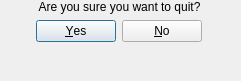
First picture: the form in exitconfirmationdialog.ui, repository rochford/cutefootball, before the edit.
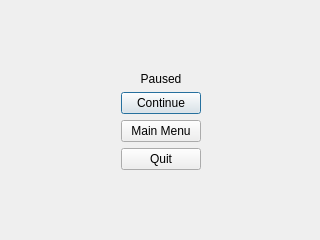
Second picture: the form after the edit.

Patch:
```diff
--- a/exitconfirmationdialog.ui
+++ b/exitconfirmationdialog.ui
@@ -6,8 +6,8 @@
    <rect>
     <x>0</x>
     <y>0</y>
-    <width>241</width>
-    <height>81</height>
+    <width>320</width>
+    <height>240</height>
    </rect>
   </property>
   <property name="windowTitle">
@@ -18,77 +18,97 @@
     <rect>
      <x>0</x>
      <y>0</y>
-     <width>239</width>
-     <height>80</height>
+     <width>321</width>
+     <height>241</height>
     </rect>
    </property>
-   <layout class="QVBoxLayout" name="verticalLayout">
-    <item>
+   <layout class="QGridLayout" name="gridLayout">
+    <item row="2" column="1">
+     <widget class="QPushButton" name="continueBtn">
+      <property name="text">
+       <string>Continue</string>
+      </property>
+     </widget>
+    </item>
+    <item row="3" column="1">
+     <widget class="QPushButton" name="mainMenuBtn">
+      <property name="text">
+       <string>Main Menu</string>
+      </property>
+     </widget>
+    </item>
+    <item row="4" column="1">
+     <widget class="QPushButton" name="exitBtn">
+      <property name="text">
+       <string>Quit</string>
+      </property>
+     </widget>
+    </item>
+    <item row="3" column="0">
+     <spacer name="horizontalSpacer_2">
+      <property name="orientation">
+       <enum>Qt::Horizontal</enum>
+      </property>
+      <property name="sizeHint" stdset="0">
+       <size>
+        <width>40</width>
+        <height>20</height>
+       </size>
+      </property>
+     </spacer>
+    </item>
+    <item row="3" column="2">
+     <spacer name="horizontalSpacer_3">
+      <property name="orientation">
+       <enum>Qt::Horizontal</enum>
+      </property>
+      <property name="sizeHint" stdset="0">
+       <size>
+        <width>40</width>
+        <height>20</height>
+       </size>
+      </property>
+     </spacer>
+    </item>
+    <item row="5" column="1">
+     <spacer name="verticalSpacer">
+      <property name="orientation">
+       <enum>Qt::Vertical</enum>
+      </property>
+      <property name="sizeHint" stdset="0">
+       <size>
+        <width>20</width>
+        <height>40</height>
+       </size>
+      </property>
+     </spacer>
+    </item>
+    <item row="0" column="1">
+     <spacer name="verticalSpacer_2">
+      <property name="orientation">
+       <enum>Qt::Vertical</enum>
+      </property>
+      <property name="sizeHint" stdset="0">
+       <size>
+        <width>20</width>
+        <height>40</height>
+       </size>
+      </property>
+     </spacer>
+    </item>
+    <item row="1" column="1">
      <widget class="QLabel" name="label">
       <property name="text">
-       <string>Are you sure you want to quit?</string>
+       <string>Paused</string>
       </property>
       <property name="alignment">
        <set>Qt::AlignCenter</set>
       </property>
+      <property name="wordWrap">
+       <bool>true</bool>
+      </property>
      </widget>
     </item>
-    <item>
-     <layout class="QHBoxLayout" name="horizontalLayout">
-      <item>
-       <spacer name="horizontalSpacer_2">
-        <property name="orientation">
-         <enum>Qt::Horizontal</enum>
-        </property>
-        <property name="sizeHint" stdset="0">
-         <size>
-          <width>40</width>
-          <height>20</height>
-         </size>
-        </property>
-       </spacer>
-      </item>
-      <item>
-       <widget class="QDialogButtonBox" name="buttonBox">
-        <property name="layoutDirection">
-         <enum>Qt::LeftToRight</enum>
-        </property>
-        <property name="orientation">
-         <enum>Qt::Horizontal</enum>
-        </property>
-        <property name="standardButtons">
-         <set>QDialogButtonBox::No|QDialogButtonBox::Yes</set>
-        </property>
-       </widget>
-      </item>
-      <item>
-       <spacer name="horizontalSpacer">
-        <property name="orientation">
-         <enum>Qt::Horizontal</enum>
-        </property>
-        <property name="sizeHint" stdset="0">
-         <size>
-          <width>40</width>
-          <height>20</height>
-         </size>
-        </property>
-       </spacer>
-      </item>
-     </layout>
-    </item>
-    <item>
-     <spacer name="verticalSpacer">
-      <property name="orientation">
-       <enum>Qt::Vertical</enum>
-      </property>
-      <property name="sizeHint" stdset="0">
-       <size>
-        <width>20</width>
-        <height>40</height>
-       </size>
-      </property>
-     </spacer>
-    </item>
    </layout>
   </widget>
  </widget>
```
Left out of the diff: 65 changed lines with no effect on the pictures.
